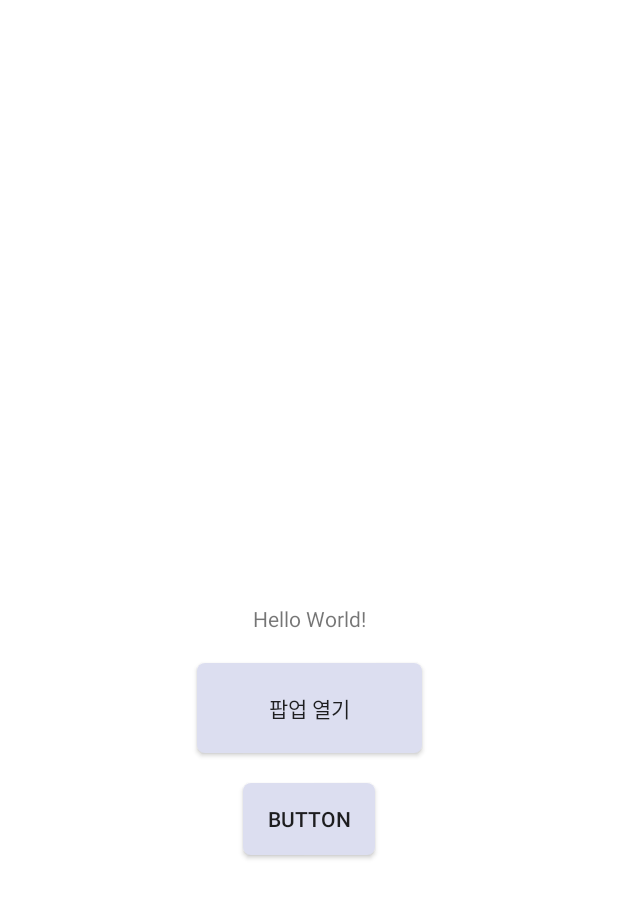
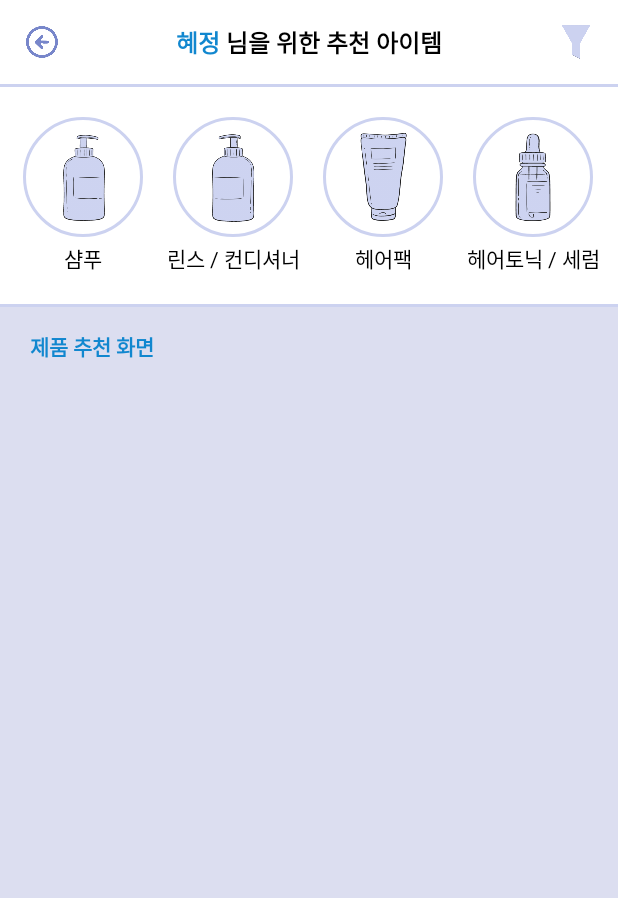
Before and after one commit to HYEJUNGYANG/HARU, an Android app: the screen it shows after launch (MainActivity before the commit, RecommendActivity after it), on a phone screen of 412 x 824 dp. Shown: the top 898 px of the screen. Run offline under Robolectric (Android 15) with nearby library versions, the phone set to English and light mode, and no system bars; libraries missing offline, so code that uses them is left out: io.github.muddz.styleabletoast.

Commit message:
설문 후 제품 추천 화면 디자인 틀

```diff
--- /dev/null
+++ b/app/src/main/java/com/mydear/haru/survey/RecommendActivity.java
@@ -0,0 +1,84 @@
+package com.mydear.haru.survey;
+
+import androidx.annotation.NonNull;
+import androidx.appcompat.app.AppCompatActivity;
+import androidx.appcompat.widget.Toolbar;
+
+import android.graphics.Color;
+import android.graphics.Typeface;
+import android.os.Bundle;
+import android.text.SpannableString;
+import android.text.Spanned;
+import android.text.style.ForegroundColorSpan;
+import android.text.style.StyleSpan;
+import android.view.Menu;
+import android.view.MenuItem;
+import android.widget.TextView;
+import android.widget.Toast;
+
+import com.mydear.haru.R;
+
+import io.github.muddz.styleabletoast.StyleableToast;
+
+public class RecommendActivity extends AppCompatActivity {
+    private TextView tv_toolbar_title;
+
+    @Override
+    protected void onCreate(Bundle savedInstanceState) {
+        super.onCreate(savedInstanceState);
+        setContentView(R.layout.activity_recommend);
+
+        Toolbar toolbar = findViewById(R.id.toolbar);
+        setSupportActionBar(toolbar);
+
+        getSupportActionBar().setDisplayShowCustomEnabled(true);
+        getSupportActionBar().setDisplayShowTitleEnabled(false);
+        getSupportActionBar().setDisplayHomeAsUpEnabled(true);
+        getSupportActionBar().setHomeAsUpIndicator(R.drawable.resize_icon_back);
+
+        tv_toolbar_title = findViewById(R.id.tv_toolbar_title);
+        changeTextColor(tv_toolbar_title, "혜정", "#1187CF", false);
+    }
+
+    // textview, 변경하고 싶은 단어, 변경하고자 하는 색, bold체 여부
+    public void changeTextColor(TextView tv_str, String w, String color, boolean isBold) {
+        String content = tv_str.getText().toString();
+        SpannableString spannableString = new SpannableString(content);
+        String word = w;
+        int start = content.indexOf(word);
+        int end = start + word.length();
+        // ForegroundColorSpan : 글자 색상 지정
+        spannableString.setSpan(new ForegroundColorSpan(Color.parseColor(color)), start, end, Spanned.SPAN_EXCLUSIVE_EXCLUSIVE);
+        // StyleSpan: 글자의 스타일 지정 (ex. bold, italic...)
+        if (isBold) {
+            spannableString.setSpan(new StyleSpan(Typeface.BOLD), start, end, Spanned.SPAN_EXCLUSIVE_EXCLUSIVE);
+        }
+
+        tv_str.setText(spannableString); // 바꾼 텍스트 적용
+    }
+
+    // menu를 toolbar에 생성해즘
+    @Override
+    public boolean onCreateOptionsMenu(Menu menu) {
+        getMenuInflater().inflate(R.menu.menu_recommend, menu);
+        return true;
+    }
+
+    @Override
+    public boolean onOptionsItemSelected(@NonNull MenuItem item) {
+        switch (item.getItemId()) {
+            case android.R.id.home:
+                // 이후 여기도 뒤로가기 버튼 눌리게 설정 해두기! 지금은 임시로 메인으로 설정해뒀기 때문에 뒤로가기 누르면 앱 종료됨 ㅠㅠ
+                StyleableToast.makeText(RecommendActivity.this, "Back", Toast.LENGTH_SHORT, R.style.allCheckToast).show();
+                return true;
+            case R.id.menu_filter:
+                // 이후에 filter 클릭시 액티비티 전환되게
+                StyleableToast.makeText(RecommendActivity.this, "Filter menu click", Toast.LENGTH_SHORT, R.style.allCheckToast).show();
+                return true;
+            default:
+                break;
+        }
+
+        return super.onOptionsItemSelected(item);
+    }
+}
--- /dev/null
+++ b/app/src/main/res/drawable/line_circle_purple.xml
@@ -0,0 +1,15 @@
+<?xml version="1.0" encoding="utf-8"?>
+<shape xmlns:android="http://schemas.android.com/apk/res/android"
+    android:padding="10dp"
+    android:shape="oval">
+
+            <stroke android:width="2dp"
+                android:color="#CCD2F0"/>
+
+    <solid android:color="@color/white"/>
+    <corners
+        android:topLeftRadius="25dp"
+        android:topRightRadius="25dp"
+        android:bottomLeftRadius="25dp"
+        android:bottomRightRadius="25dp"/>
+</shape>
--- /dev/null
+++ b/app/src/main/res/drawable/resize_icon_back.xml
@@ -0,0 +1,7 @@
+<?xml version="1.0" encoding="utf-8"?>
+<layer-list xmlns:android="http://schemas.android.com/apk/res/android">
+    <item
+        android:width="28dp"
+        android:height="28dp"
+        android:drawable="@drawable/icon_back" />
+</layer-list>
--- /dev/null
+++ b/app/src/main/res/layout/activity_recommend.xml
@@ -0,0 +1,199 @@
+<?xml version="1.0" encoding="utf-8"?>
+<androidx.constraintlayout.widget.ConstraintLayout xmlns:android="http://schemas.android.com/apk/res/android"
+    xmlns:app="http://schemas.android.com/apk/res-auto"
+    xmlns:tools="http://schemas.android.com/tools"
+    android:layout_width="match_parent"
+    android:layout_height="match_parent"
+    tools:context=".survey.RecommendActivity">
+
+    <androidx.appcompat.widget.Toolbar
+        android:id="@+id/toolbar"
+        android:layout_width="match_parent"
+        android:layout_height="wrap_content"
+        tools:ignore="MissingConstraints" >
+
+        <TextView
+            android:id="@+id/tv_toolbar_title"
+            android:layout_width="wrap_content"
+            android:layout_height="wrap_content"
+            android:layout_gravity="center"
+            android:text="혜정 님을 위한 추천 아이템"
+            android:textSize="16dp"
+            android:textStyle="bold"
+            android:textColor="@color/black"/>
+
+    </androidx.appcompat.widget.Toolbar>
+
+    <View
+        android:id="@+id/line1"
+        android:layout_width="match_parent"
+        android:layout_height="2dp"
+        android:background="@color/dividing_line"
+        app:layout_constraintEnd_toEndOf="parent"
+        app:layout_constraintStart_toStartOf="parent"
+        app:layout_constraintTop_toBottomOf="@+id/toolbar" />
+
+    <View
+        android:id="@+id/circle_shampoo"
+        android:layout_width="80dp"
+        android:layout_height="80dp"
+        android:layout_marginStart="15dp"
+        android:layout_marginTop="20dp"
+        android:background="@drawable/line_circle_purple"
+        app:layout_constraintStart_toStartOf="parent"
+        app:layout_constraintTop_toBottomOf="@+id/line1" />
+
+    <ImageView
+        android:id="@+id/iv_shampoo"
+        android:layout_width="30dp"
+        android:layout_height="60dp"
+        android:background="@drawable/img_shampoo"
+        app:layout_constraintBottom_toBottomOf="@+id/circle_shampoo"
+        app:layout_constraintEnd_toEndOf="@+id/circle_shampoo"
+        app:layout_constraintStart_toStartOf="@+id/circle_shampoo"
+        app:layout_constraintTop_toTopOf="@+id/circle_shampoo" />
+
+    <TextView
+        android:id="@+id/tv_shampoo"
+        android:layout_width="wrap_content"
+        android:layout_height="wrap_content"
+        android:layout_marginTop="3dp"
+        android:text="샴푸"
+        android:textColor="@color/black"
+        android:textSize="14dp"
+        app:layout_constraintEnd_toEndOf="@+id/circle_shampoo"
+        app:layout_constraintStart_toStartOf="@+id/circle_shampoo"
+        app:layout_constraintTop_toBottomOf="@+id/circle_shampoo" />
+
+    <View
+        android:id="@+id/circle_conditioner"
+        android:layout_width="80dp"
+        android:layout_height="80dp"
+        android:layout_marginStart="20dp"
+        android:layout_marginTop="20dp"
+        android:background="@drawable/line_circle_purple"
+        app:layout_constraintStart_toEndOf="@+id/circle_shampoo"
+        app:layout_constraintTop_toBottomOf="@+id/line1" />
+
+    <ImageView
+        android:id="@+id/iv_conditioner"
+        android:layout_width="30dp"
+        android:layout_height="60dp"
+        android:background="@drawable/img_conditioner"
+        app:layout_constraintBottom_toBottomOf="@+id/circle_conditioner"
+        app:layout_constraintEnd_toEndOf="@+id/circle_conditioner"
+        app:layout_constraintStart_toStartOf="@+id/circle_conditioner"
+        app:layout_constraintTop_toTopOf="@+id/circle_conditioner" />
+
+    <TextView
+        android:id="@+id/tv_conditioner"
+        android:layout_width="wrap_content"
+        android:layout_height="wrap_content"
+        android:layout_marginTop="3dp"
+        android:text="린스 / 컨디셔너"
+        android:textColor="@color/black"
+        android:textSize="14dp"
+        app:layout_constraintEnd_toEndOf="@+id/circle_conditioner"
+        app:layout_constraintStart_toStartOf="@+id/circle_conditioner"
+        app:layout_constraintTop_toBottomOf="@+id/circle_conditioner" />
+
+    <View
+        android:id="@+id/circle_hair_pack"
+        android:layout_width="80dp"
+        android:layout_height="80dp"
+        android:layout_marginStart="20dp"
+        android:layout_marginTop="20dp"
+        android:background="@drawable/line_circle_purple"
+        app:layout_constraintStart_toEndOf="@+id/circle_conditioner"
+        app:layout_constraintTop_toBottomOf="@+id/line1" />
+
+    <ImageView
+        android:id="@+id/iv_hair_pack"
+        android:layout_width="33dp"
+        android:layout_height="60dp"
+        android:background="@drawable/img_hair_pack"
+        app:layout_constraintBottom_toBottomOf="@+id/circle_hair_pack"
+        app:layout_constraintEnd_toEndOf="@+id/circle_hair_pack"
+        app:layout_constraintStart_toStartOf="@+id/circle_hair_pack"
+        app:layout_constraintTop_toTopOf="@+id/circle_hair_pack" />
+
+    <TextView
+        android:id="@+id/tv_hair_pack"
+        android:layout_width="wrap_content"
+        android:layout_height="wrap_content"
+        android:layout_marginTop="3dp"
+        android:text="헤어팩"
+        android:textColor="@color/black"
+        android:textSize="14dp"
+        app:layout_constraintEnd_toEndOf="@+id/circle_hair_pack"
+        app:layout_constraintStart_toStartOf="@+id/circle_hair_pack"
+        app:layout_constraintTop_toBottomOf="@+id/circle_hair_pack" />
+
+    <View
+        android:id="@+id/circle_hair_tonic"
+        android:layout_width="80dp"
+        android:layout_height="80dp"
+        android:layout_marginStart="20dp"
+        android:layout_marginTop="20dp"
+        android:background="@drawable/line_circle_purple"
+        app:layout_constraintStart_toEndOf="@+id/circle_hair_pack"
+        app:layout_constraintTop_toBottomOf="@+id/line1" />
+
+    <ImageView
+        android:id="@+id/iv_hair_tonic"
+        android:layout_width="25dp"
+        android:layout_height="60dp"
+        android:background="@drawable/img_hair_tonic"
+        app:layout_constraintBottom_toBottomOf="@+id/circle_hair_tonic"
+        app:layout_constraintEnd_toEndOf="@+id/circle_hair_tonic"
+        app:layout_constraintStart_toStartOf="@+id/circle_hair_tonic"
+        app:layout_constraintTop_toTopOf="@+id/circle_hair_tonic" />
+
+    <TextView
+        android:id="@+id/tv_hair_tonic"
+        android:layout_width="wrap_content"
+        android:layout_height="wrap_content"
+        android:layout_marginTop="3dp"
+        android:text="헤어토닉 / 세럼"
+        android:textColor="@color/black"
+        android:textSize="14dp"
+        app:layout_constraintEnd_toEndOf="@+id/circle_hair_tonic"
+        app:layout_constraintStart_toStartOf="@+id/circle_hair_tonic"
+        app:layout_constraintTop_toBottomOf="@+id/circle_hair_tonic" />
+
+    <View
+        android:id="@+id/line2"
+        android:layout_width="match_parent"
+        android:layout_height="2dp"
+        android:layout_marginTop="20dp"
+        android:background="@color/dividing_line"
+        app:layout_constraintEnd_toEndOf="parent"
+        app:layout_constraintStart_toStartOf="parent"
+        app:layout_constraintTop_toBottomOf="@+id/tv_conditioner" />
+
+    <androidx.constraintlayout.widget.ConstraintLayout
+        android:id="@+id/layout_product"
+        android:layout_width="match_parent"
+        android:layout_height="0dp"
+        android:background="@color/haru_mainColor"
+        app:layout_constraintTop_toBottomOf="@+id/line2"
+        app:layout_constraintStart_toStartOf="parent"
+        app:layout_constraintEnd_toEndOf="parent"
+        app:layout_constraintBottom_toBottomOf="parent">
+
+        <TextView
+            android:id="@+id/tv_recommend"
+            android:layout_width="wrap_content"
+            android:layout_height="wrap_content"
+            android:layout_marginStart="20dp"
+            android:layout_marginTop="15dp"
+            android:text="제품 추천 화면"
+            android:textColor="@color/blue"
+            android:textSize="14dp"
+            android:textStyle="bold"
+            app:layout_constraintStart_toStartOf="parent"
+            app:layout_constraintTop_toTopOf="parent" />
+
+    </androidx.constraintlayout.widget.ConstraintLayout>
+
+</androidx.constraintlayout.widget.ConstraintLayout>
--- /dev/null
+++ b/app/src/main/res/menu/menu_recommend.xml
@@ -0,0 +1,9 @@
+<?xml version="1.0" encoding="utf-8"?>
+<menu xmlns:android="http://schemas.android.com/apk/res/android"
+    xmlns:app="http://schemas.android.com/apk/res-auto">
+    <item
+        android:id="@+id/menu_filter"
+        android:icon="@drawable/icon_filter"
+        app:showAsAction="always"
+        android:title="item" />
+</menu>
--- a/app/src/main/res/values/colors.xml
+++ b/app/src/main/res/values/colors.xml
@@ -12,4 +12,6 @@
     <!-- setting -->
     <color name="loading">#BEB5E1</color>
     <color name="haru_mainColor">#dcdef0</color>
+    <color name="dividing_line">#CCD2F0</color>
+    <color name="blue">#1187CF</color>
 </resources>
```
Also changed, not shown: app/src/main/AndroidManifest.xml (+5 -3 lines), app/src/main/res/drawable-v24/icon_back.png (added), app/src/main/res/drawable-v24/icon_filter.png (added), app/src/main/res/drawable-v24/img_conditioner.png (added), app/src/main/res/drawable-v24/img_hair_pack.png (added), app/src/main/res/drawable-v24/img_hair_tonic.png (added), app/src/main/res/drawable-v24/img_shampoo.png (added).
